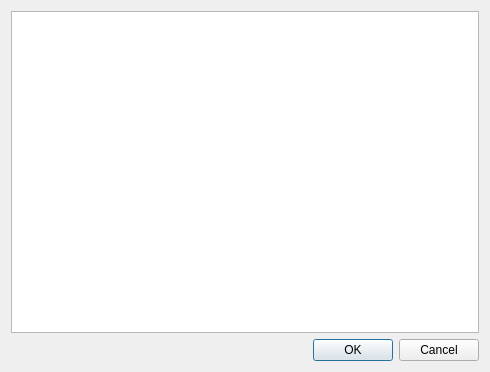
This is ui/items.ui in git-cola/git-cola as Qt 5 draws it before an edit. The edited form follows.
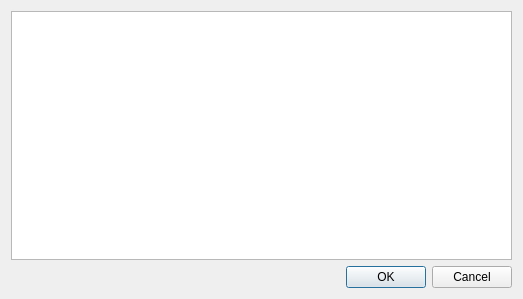
This is the edited form.

```diff
--- a/ui/items.ui
+++ b/ui/items.ui
@@ -5,8 +5,8 @@
    <rect>
     <x>0</x>
     <y>0</y>
-    <width>490</width>
-    <height>372</height>
+    <width>523</width>
+    <height>299</height>
    </rect>
   </property>
   <layout class="QVBoxLayout" >
```
